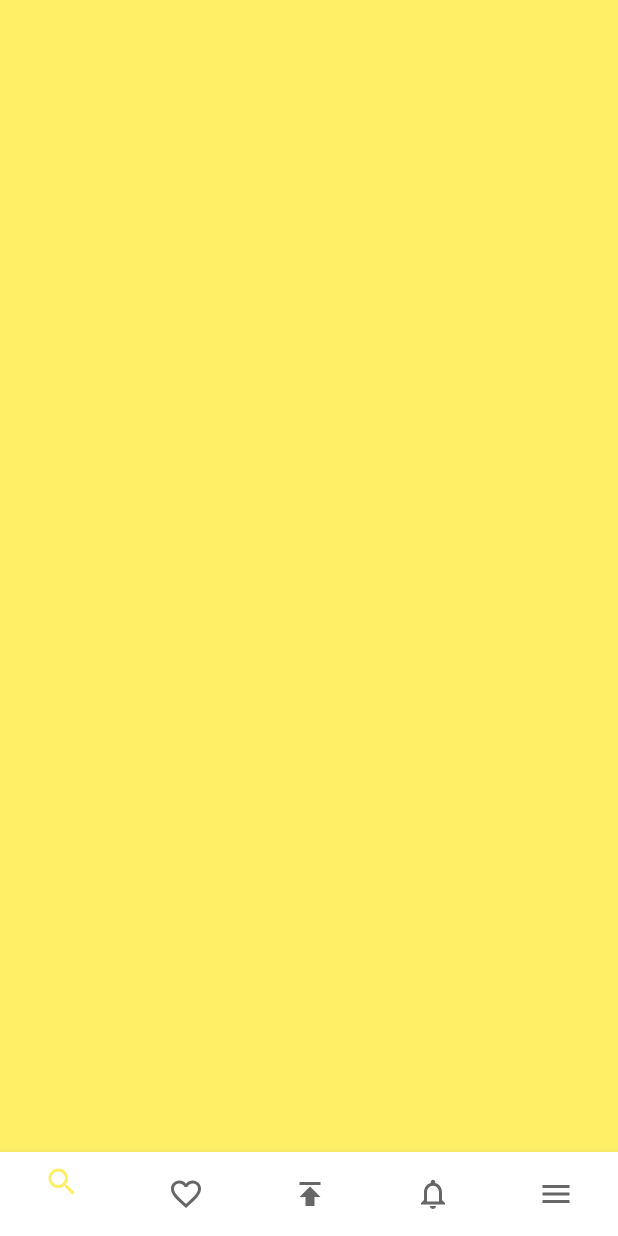
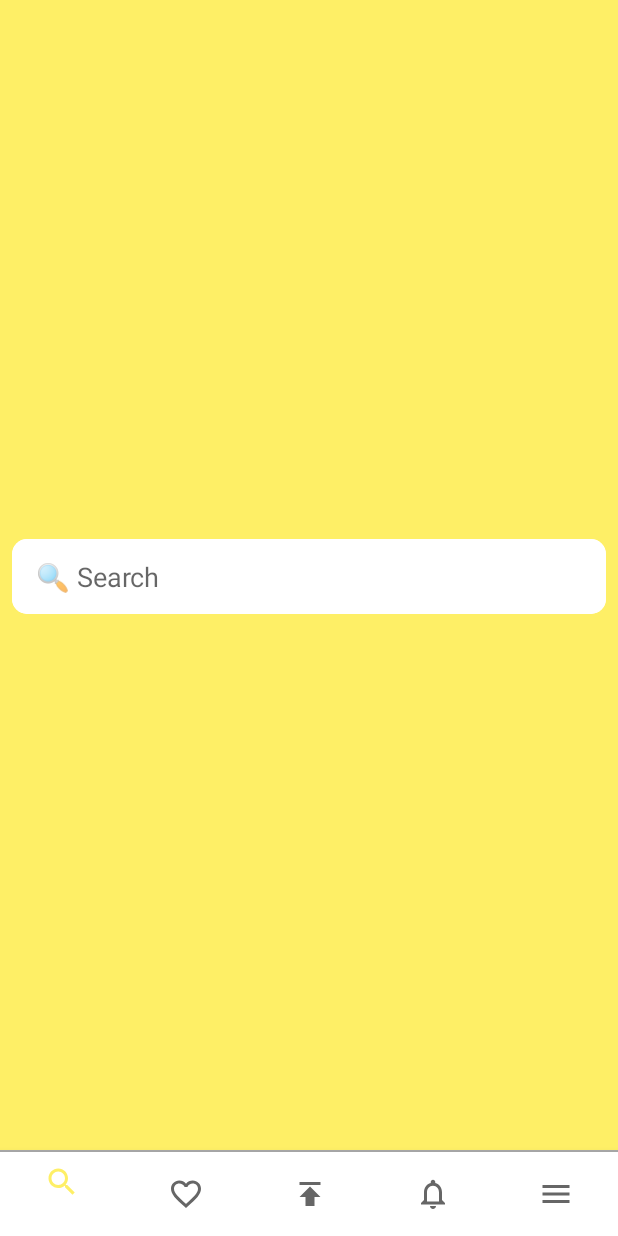
Before and after one commit to TomiCanos/FluxIt, an Android app: the screen it shows after launch (MainActivity), on a phone screen of 412 x 824 dp. Run offline under Robolectric (Android 15) with nearby library versions, the phone set to English and light mode, and no system bars; pictures from the network do not load.

Commit message:
navigation bar functionality
shifts between fragments, glide still doesnt wanna load images.

```diff
--- a/app/src/main/java/com/example/fluxitdemo/model/ProductAdapter.java
+++ b/app/src/main/java/com/example/fluxitdemo/model/ProductAdapter.java
@@ -72,7 +72,7 @@ public class ProductAdapter extends RecyclerView.Adapter {
             price.setText("$ " + product.getPrice());
             condition.setText(product.getCondition());
             Glide.with(itemView).load(product.getThumbnail())
-                    .placeholder(R.drawable.product_default_thumbnail)
+                    .placeholder(R.drawable.product_default_thumbnail).centerCrop()
                     .into(thumbnail);
         }
     }
--- a/app/src/main/java/com/example/fluxitdemo/view/MainActivity.java
+++ b/app/src/main/java/com/example/fluxitdemo/view/MainActivity.java
@@ -1,75 +1,69 @@
 package com.example.fluxitdemo.view;
 
+import androidx.annotation.NonNull;
 import androidx.appcompat.app.AppCompatActivity;
-import androidx.recyclerview.widget.LinearLayoutManager;
-import androidx.recyclerview.widget.RecyclerView;
+import androidx.fragment.app.Fragment;
 
-import android.content.Context;
 import android.os.Bundle;
-import android.view.KeyEvent;
-import android.view.inputmethod.EditorInfo;
-import android.view.inputmethod.InputMethodManager;
-import android.widget.EditText;
-import android.widget.TextView;
+import android.view.MenuItem;
 
 import com.example.fluxitdemo.R;
-import com.example.fluxitdemo.model.DAOProduct;
-import com.example.fluxitdemo.model.Product;
-import com.example.fluxitdemo.model.ProductAdapter;
-import com.example.fluxitdemo.model.ResultListener;
-
-import java.util.ArrayList;
-import java.util.List;
+import com.google.android.material.bottomnavigation.BottomNavigationView;
 
 public class MainActivity extends AppCompatActivity {
-    private EditText editText;
-    private RecyclerView recyclerView;
-    private DAOProduct daoProduct;
-    private ProductAdapter productAdapter;
+
+    private BottomNavigationView bottomNavigationView;
+    private Fragment selectedFragment;
+
 
     @Override
     protected void onCreate(Bundle savedInstanceState) {
         super.onCreate(savedInstanceState);
-        setContentView(R.layout.activity_main2);
-        daoProduct = new DAOProduct();
-        productAdapter = new ProductAdapter(new ArrayList<Product>());
+        setContentView(R.layout.activity_main);
 
         setview();
     }
 
+
     private void setview() {
-        editText = findViewById(R.id.edittxt_search_query);
-        recyclerView = findViewById(R.id.recycler_view_result_products);
+        selectedFragment = new SearchFragment();
 
-        recyclerView.setLayoutManager(new LinearLayoutManager(this, LinearLayoutManager.VERTICAL, false));
-        recyclerView.setAdapter(productAdapter);
+        getSupportFragmentManager().beginTransaction().add(R.id.main_activity_fragment_container, selectedFragment).commit();
 
-        editText.setOnEditorActionListener(new TextView.OnEditorActionListener() {
+        bottomNavigationView = findViewById(R.id.bottom_navigation_view);
+        bottomNavigationView.setOnNavigationItemSelectedListener(new BottomNavigationView.OnNavigationItemSelectedListener() {
             @Override
-            public boolean onEditorAction(TextView v, int actionId, KeyEvent event) {
-                if (actionId == EditorInfo.IME_ACTION_SEARCH) {
-                    performSearch();
-                    return true;
+            public boolean onNavigationItemSelected(@NonNull MenuItem menuItem) {
+
+                switch (menuItem.getItemId()) {
+                    case R.id.navigation_search:
+                        selectedFragment = new SearchFragment();
                 }
-                return false;
+
+                switch (menuItem.getItemId()) {
+                    case R.id.navigation_favourites:
+                        selectedFragment = new FavouritesFragment();
+                }
+
+                switch (menuItem.getItemId()) {
+                    case R.id.navigation_publish:
+                        selectedFragment = new PublishFragment();
+                }
+
+                switch (menuItem.getItemId()) {
+                    case R.id.navigation_notifications:
+                        selectedFragment = new NotificationsFragment();
+                }
+
+                switch (menuItem.getItemId()) {
+                    case R.id.navigation_menu:
+                        selectedFragment = new MenuFragment();
+                }
+
+                getSupportFragmentManager().beginTransaction().replace(R.id.main_activity_fragment_container, selectedFragment).commit();
+                return true;
             }
         });
-    }
-
-    private void performSearch() {
-        editText.clearFocus();
-        InputMethodManager in = (InputMethodManager) getSystemService(Context.INPUT_METHOD_SERVICE);
-        in.hideSoftInputFromWindow(editText.getWindowToken(), 0);
-
-        daoProduct.searchProducts(
-                editText.getText().toString(),
-                new ResultListener<List<Product>>() {
-                    @Override
-                    public void finish(List<Product> results) {
-                        productAdapter.dataSetChanged(results);
-                    }
-                })
-        ;
 
     }
 }
--- a/app/src/main/java/com/example/fluxitdemo/view/SearchFragment.java
+++ b/app/src/main/java/com/example/fluxitdemo/view/SearchFragment.java
@@ -1,23 +1,39 @@
 package com.example.fluxitdemo.view;
 
 import android.content.Context;
-import android.net.Uri;
 import android.os.Bundle;
 
 import androidx.fragment.app.Fragment;
+import androidx.recyclerview.widget.LinearLayoutManager;
+import androidx.recyclerview.widget.RecyclerView;
 
+import android.view.KeyEvent;
 import android.view.LayoutInflater;
 import android.view.View;
 import android.view.ViewGroup;
+import android.view.inputmethod.EditorInfo;
+import android.view.inputmethod.InputMethodManager;
+import android.widget.EditText;
+import android.widget.TextView;
 
 import com.example.fluxitdemo.R;
+import com.example.fluxitdemo.model.DAOProduct;
+import com.example.fluxitdemo.model.Product;
+import com.example.fluxitdemo.model.ProductAdapter;
+import com.example.fluxitdemo.model.ResultListener;
+
+import java.util.ArrayList;
+import java.util.List;
 
 public class SearchFragment extends Fragment {
-
-//    private OnFragmentInteractionListener mListener;
+    private EditText editText;
+    private RecyclerView recyclerView;
+    private DAOProduct daoProduct;
+    private ProductAdapter productAdapter;
 
     public SearchFragment() {
-        // Required empty public constructor
+        daoProduct = new DAOProduct();
+        productAdapter = new ProductAdapter(new ArrayList<Product>());
     }
 
 
@@ -26,37 +42,46 @@ public class SearchFragment extends Fragment {
                              Bundle savedInstanceState) {
         View view = inflater.inflate(R.layout.fragment_search, container, false);
 
-
+        setview(view);
 
         return view;
     }
 
+    private void setview(View view) {
+        editText = view.findViewById(R.id.edittxt_search_query);
+        recyclerView = view.findViewById(R.id.recycler_view_result_products);
 
-//    public void onButtonPressed(Uri uri) {
-//        if (mListener != null) {
-//            mListener.onFragmentInteraction(uri);
-//        }
-//    }
-//
-//    @Override
-//    public void onAttach(Context context) {
-//        super.onAttach(context);
-//        if (context instanceof OnFragmentInteractionListener) {
-//            mListener = (OnFragmentInteractionListener) context;
-//        } else {
-//            throw new RuntimeException(context.toString()
-//                    + " must implement OnFragmentInteractionListener");
-//        }
-//    }
-//
-//    @Override
-//    public void onDetach() {
-//        super.onDetach();
-//        mListener = null;
-//    }
-//
-//    public interface OnFragmentInteractionListener {
-//        // TODO: Update argument type and name
-//        void onFragmentInteraction(Uri uri);
-//    }
+        recyclerView.setLayoutManager(new LinearLayoutManager(view.getContext(), RecyclerView.VERTICAL, false));
+        recyclerView.setAdapter(productAdapter);
+
+        editText.setOnEditorActionListener(new TextView.OnEditorActionListener() {
+            @Override
+            public boolean onEditorAction(TextView v, int actionId, KeyEvent event) {
+                if (actionId == EditorInfo.IME_ACTION_SEARCH) {
+                    performSearch(v);
+                    return true;
+                }
+                return false;
+            }
+        });
+    }
+
+    private void performSearch(View view) {
+        editText.clearFocus();
+        InputMethodManager in = (InputMethodManager) view.getContext().getSystemService(Context.INPUT_METHOD_SERVICE);
+        in.hideSoftInputFromWindow(editText.getWindowToken(), 0);
+
+        daoProduct.searchProducts(
+                editText.getText().toString(),
+                new ResultListener<List<Product>>() {
+                    @Override
+                    public void finish(List<Product> results) {
+                        recyclerView.setVisibility(View.VISIBLE);
+                        productAdapter.dataSetChanged(results);
+                    }
+                })
+        ;
+
+    }
+
 }
--- a/app/src/main/res/layout/activity_main.xml
+++ b/app/src/main/res/layout/activity_main.xml
@@ -4,41 +4,33 @@
     xmlns:tools="http://schemas.android.com/tools"
     android:layout_width="match_parent"
     android:layout_height="match_parent"
-    android:background="@color/colorPrimaryDark"
     tools:context=".view.MainActivity">
 
-    <!--<androidx.cardview.widget.CardView-->
-        <!--android:id="@+id/cardView"-->
-        <!--android:layout_width="0dp"-->
-        <!--android:layout_height="50dp"-->
-        <!--app:cardCornerRadius="10dp"-->
-        <!--app:cardElevation="0dp"-->
-        <!--android:layout_margin="8dp"-->
-        <!--app:layout_constraintBottom_toTopOf="@id/recycler_view_result_products"-->
-        <!--app:layout_constraintEnd_toEndOf="parent"-->
-        <!--app:layout_constraintStart_toStartOf="parent"-->
-        <!--app:layout_constraintTop_toTopOf="parent">-->
 
-        <!--<EditText-->
-            <!--android:imeOptions="actionSearch"-->
-            <!--android:inputType="text"-->
-            <!--android:id="@+id/edittxt_search_query"-->
-            <!--android:layout_width="match_parent"-->
-            <!--android:layout_height="match_parent"-->
-            <!--android:background="@android:color/white"-->
-            <!--android:hint="🔍 Search"-->
-            <!--android:paddingLeft="16dp" />-->
-    <!--</androidx.cardview.widget.CardView>-->
+    <RelativeLayout
+        android:id="@+id/main_activity_fragment_container"
+        android:layout_width="0dp"
+        android:layout_height="0dp"
+        android:background="@color/colorPrimaryDark"
+        app:layout_constraintBottom_toTopOf="@id/bottom_navigation_view"
+        app:layout_constraintEnd_toEndOf="parent"
+        app:layout_constraintStart_toStartOf="parent"
+        app:layout_constraintTop_toTopOf="parent"></RelativeLayout>
 
-    <!--<androidx.recyclerview.widget.RecyclerView-->
-        <!--android:id="@+id/recycler_view_result_products"-->
-        <!--android:layout_width="match_parent"-->
-        <!--android:layout_height="0dp"-->
-        <!--android:orientation="horizontal"-->
-        <!--app:layout_constraintBottom_toBottomOf="parent"-->
-        <!--app:layout_constraintEnd_toEndOf="parent"-->
-        <!--app:layout_constraintStart_toStartOf="parent"-->
-        <!--app:layout_constraintTop_toBottomOf="@id/cardView"-->
-        <!--tools:listitem="@layout/recycler_view_product_cell"></androidx.recyclerview.widget.RecyclerView>-->
+    <TextView
+        android:layout_width="match_parent"
+        android:layout_height="1dp"
+        android:background="@android:color/darker_gray"
+        app:layout_constraintBottom_toTopOf="@id/bottom_navigation_view"
+        app:layout_constraintEnd_toEndOf="parent"
+        app:layout_constraintStart_toStartOf="parent" />
 
+    <com.google.android.material.bottomnavigation.BottomNavigationView
+        android:id="@+id/bottom_navigation_view"
+        android:layout_width="match_parent"
+        android:layout_height="wrap_content"
+        app:layout_constraintBottom_toBottomOf="parent"
+        app:layout_constraintEnd_toEndOf="parent"
+        app:layout_constraintStart_toStartOf="parent"
+        app:menu="@menu/bottom_navigation_view"></com.google.android.material.bottomnavigation.BottomNavigationView>
 </androidx.constraintlayout.widget.ConstraintLayout>
--- a/app/src/main/res/layout/activity_main2.xml
+++ /dev/null
@@ -1,28 +0,0 @@
-<?xml version="1.0" encoding="utf-8"?>
-<androidx.constraintlayout.widget.ConstraintLayout xmlns:android="http://schemas.android.com/apk/res/android"
-    xmlns:app="http://schemas.android.com/apk/res-auto"
-    xmlns:tools="http://schemas.android.com/tools"
-    android:layout_width="match_parent"
-    android:layout_height="match_parent"
-    tools:context=".view.MainActivity">
-
-
-    <RelativeLayout
-        android:background="@color/colorPrimaryDark"
-        android:id="@+id/main_activity_fragment_container"
-        app:layout_constraintEnd_toEndOf="parent"
-        app:layout_constraintStart_toStartOf="parent"
-        app:layout_constraintTop_toTopOf="parent"
-        app:layout_constraintBottom_toTopOf="@id/bottom_navigation_view"
-        android:layout_width="0dp"
-        android:layout_height="0dp"></RelativeLayout>
-
-    <com.google.android.material.bottomnavigation.BottomNavigationView
-        android:id="@+id/bottom_navigation_view"
-        android:layout_width="match_parent"
-        android:layout_height="wrap_content"
-        app:layout_constraintBottom_toBottomOf="parent"
-        app:layout_constraintEnd_toEndOf="parent"
-        app:layout_constraintStart_toStartOf="parent"
-        app:menu="@menu/bottom_navigation_view"></com.google.android.material.bottomnavigation.BottomNavigationView>
-</androidx.constraintlayout.widget.ConstraintLayout>
--- a/app/src/main/res/layout/fragment_search.xml
+++ b/app/src/main/res/layout/fragment_search.xml
@@ -1,9 +1,10 @@
 <?xml version="1.0" encoding="utf-8"?>
 <androidx.constraintlayout.widget.ConstraintLayout xmlns:android="http://schemas.android.com/apk/res/android"
+    xmlns:app="http://schemas.android.com/apk/res-auto"
     xmlns:tools="http://schemas.android.com/tools"
     android:layout_width="match_parent"
     android:layout_height="match_parent"
-    xmlns:app="http://schemas.android.com/apk/res-auto"
+    android:animateLayoutChanges="true"
     android:background="@color/colorPrimaryDark"
     tools:context=".view.SearchFragment">
 
@@ -11,22 +12,22 @@
         android:id="@+id/cardView"
         android:layout_width="0dp"
         android:layout_height="50dp"
+        android:layout_margin="8dp"
         app:cardCornerRadius="10dp"
         app:cardElevation="0dp"
-        android:layout_margin="8dp"
         app:layout_constraintBottom_toTopOf="@id/recycler_view_result_products"
         app:layout_constraintEnd_toEndOf="parent"
         app:layout_constraintStart_toStartOf="parent"
         app:layout_constraintTop_toTopOf="parent">
 
         <EditText
-            android:imeOptions="actionSearch"
-            android:inputType="text"
             android:id="@+id/edittxt_search_query"
             android:layout_width="match_parent"
             android:layout_height="match_parent"
             android:background="@android:color/white"
             android:hint="🔍 Search"
+            android:imeOptions="actionSearch"
+            android:inputType="text"
             android:paddingLeft="16dp" />
     </androidx.cardview.widget.CardView>
 
@@ -34,7 +35,9 @@
         android:id="@+id/recycler_view_result_products"
         android:layout_width="match_parent"
         android:layout_height="0dp"
+        android:background="@android:color/darker_gray"
         android:orientation="horizontal"
+        android:visibility="gone"
         app:layout_constraintBottom_toBottomOf="parent"
         app:layout_constraintEnd_toEndOf="parent"
         app:layout_constraintStart_toStartOf="parent"
--- a/app/src/main/res/layout/recycler_view_product_cell.xml
+++ b/app/src/main/res/layout/recycler_view_product_cell.xml
@@ -6,8 +6,8 @@
     android:layout_height="wrap_content"
     android:background="@android:color/white"
     android:orientation="vertical"
-    android:layout_marginTop="1dp"
-    android:layout_marginBottom="1dp">
+    android:layout_marginTop="0.5dp"
+    android:layout_marginBottom="0.5dp">
 
     <androidx.appcompat.widget.AppCompatImageView
         android:scaleType="centerCrop"
--- a/app/src/main/res/menu/bottom_navigation_view.xml
+++ b/app/src/main/res/menu/bottom_navigation_view.xml
@@ -24,5 +24,5 @@
     <item
         android:icon="@drawable/ic_menu_black_24dp"
         android:title=""
-        android:id="@+id/navigation_my_account"/>
+        android:id="@+id/navigation_menu"/>
 </menu>
```
Also changed, not shown: app/src/main/java/com/example/fluxitdemo/view/FavouritesFragment.java (added, +32 -0 lines), app/src/main/java/com/example/fluxitdemo/view/MenuFragment.java (added, +32 -0 lines), app/src/main/java/com/example/fluxitdemo/view/NotificationsFragment.java (added, +32 -0 lines), app/src/main/java/com/example/fluxitdemo/view/PublishFragment.java (added, +32 -0 lines), app/src/main/res/layout/fragment_favourites.xml (added, +9 -0 lines), app/src/main/res/layout/fragment_menu.xml (added, +9 -0 lines), app/src/main/res/layout/fragment_notifications.xml (added, +9 -0 lines), app/src/main/res/layout/fragment_publish.xml (added, +9 -0 lines), app/src/main/res/drawable/product_default_thumbnail.jpeg (added), 1 other file.
